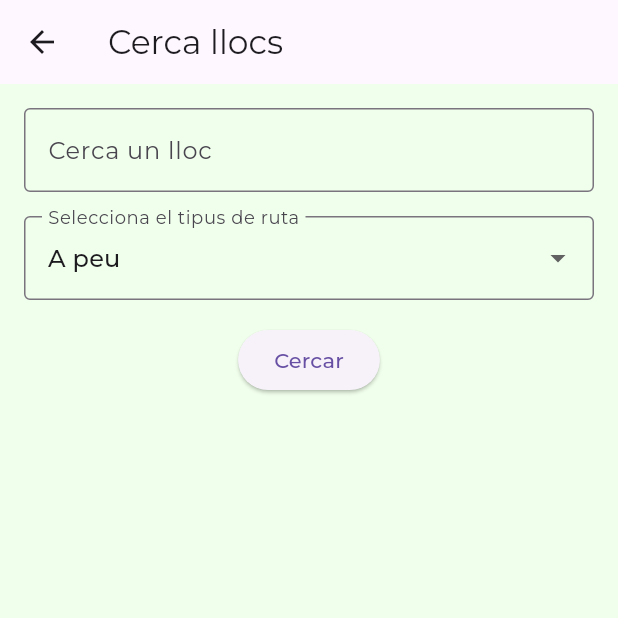
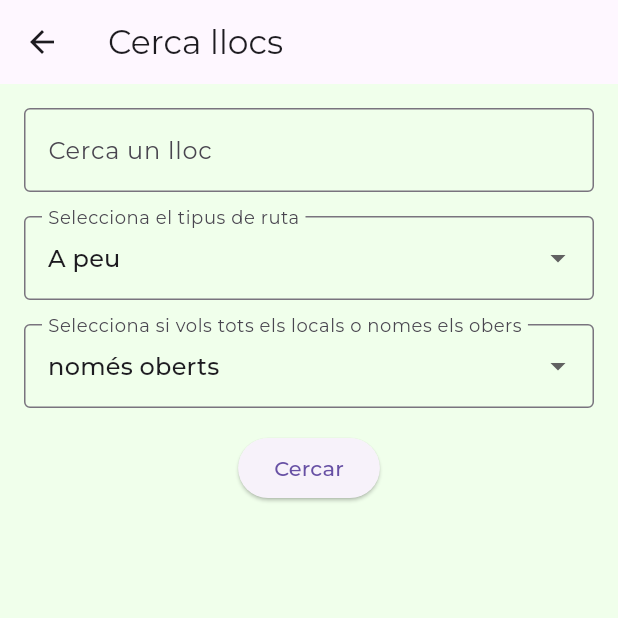
Before and after one commit to davidsarri/flutter_neoroutes, a Flutter app: the MainView screen opened directly with empty values, after a tap on the "search" icon, on a phone screen of 412 x 824 dp, the top half of it. Run offline on Flutter 3.47's test engine with Material 3 defaults, Android fonts, the light colour scheme and no system bars; our stand-ins replace firebase_auth, firebase_core, flutter_dotenv, geolocator, google_fonts, google_maps_flutter; missing offline and left inert: firebase_ui_auth, firebase_ui_oauth_google; accounts and stored records are empty.

Commit message:
afegit si es vol tots els resultats o només els oberts

```diff
--- a/lib/controllers/main_controller.dart
+++ b/lib/controllers/main_controller.dart
@@ -8,7 +8,7 @@ class MainController with ChangeNotifier {
   GoogleMapController? _mapController;
   LatLng? _userLocation; // Ubicació de l'usuari (pot ser null al principi)
   final Set<Marker> _markers = {};
-  List<Map<String, dynamic>> _places = [];
+  List<Map<String, dynamic>?> _places = [];
   final Set<Polyline> _polylines = {}; // Nova variable per emmagatzemar la ruta
   bool isLoading = false;
   bool searchedPlaces = false;
@@ -16,7 +16,7 @@ class MainController with ChangeNotifier {
 
   LatLng? get userLocation => _userLocation;
   Set<Marker> get markers => _markers;
-  List<Map<String, dynamic>> get places => _places;
+  List<Map<String, dynamic>?> get places => _places;
 
   MainController() {
     _getUserLocation();
@@ -85,16 +85,32 @@ class MainController with ChangeNotifier {
   }
 
   // Buscar llocs amb Google Places API
-  Future<void> searchPlaces(String query, String travelMode) async {
-    if (_userLocation == null) return;
+  Future<void> searchPlaces(
+      String query, String travelMode, String openMode) async {
+    if (_userLocation == null) {
+      debugPrint("Encara no tenim la ubicació de l'usuari, esperant...");
+      await _getUserLocation();
+    }
+
+    if (_userLocation == null) {
+      debugPrint("Error: No s'ha pogut obtenir la ubicació de l'usuari.");
+      return;
+    }
+
     isLoading = true;
     searchedPlaces = true;
 
     try {
-      _places = await _placesService.searchPlaces(query, _userLocation!);
+      _places =
+          await _placesService.searchPlaces(query, _userLocation!, openMode);
       if (_places.isNotEmpty) {
         _places = _placesService.orderPlaces(
-            _places, _userLocation!.latitude, _userLocation!.longitude);
+            _places
+                .where((place) => place != null)
+                .cast<Map<String, dynamic>>()
+                .toList(), // Filtrar els valors null
+            _userLocation!.latitude,
+            _userLocation!.longitude);
         _updateMarkers();
         _drawRouteToFirstPlace(travelMode);
       }
@@ -120,11 +136,11 @@ class MainController with ChangeNotifier {
     for (var place in _places) {
       _markers.add(
         Marker(
-          markerId: MarkerId(place["id"]),
-          position: LatLng(place["lat"], place["lng"]),
+          markerId: MarkerId(place?["id"]),
+          position: LatLng(place?["lat"], place?["lng"]),
           infoWindow: InfoWindow(
-            title: place["name"],
-            snippet: place["open_now"] ? "Obert ara" : "Tancat ara",
+            title: place?["name"],
+            snippet: place?["open_now"] ? "Obert ara" : "Tancat ara",
           ),
         ),
       );
@@ -150,7 +166,7 @@ class MainController with ChangeNotifier {
     if (_places.isEmpty || _userLocation == null) return;
     drawedmap = false;
 
-    LatLng destination = LatLng(_places[0]["lat"], _places[0]["lng"]);
+    LatLng destination = LatLng(_places[0]?["lat"], _places[0]?["lng"]);
     List<LatLng> route =
         await _placesService.getRoute(_userLocation!, destination, travelMode);
 
--- a/lib/views/search_view.dart
+++ b/lib/views/search_view.dart
@@ -12,7 +12,8 @@ class SearchView extends StatefulWidget {
 
 class _SearchViewState extends State<SearchView> {
   final TextEditingController _searchController = TextEditingController();
-  String _selectedMode = "walking"; // Mode per defecte: a peu
+  String _selectedRouteMode = "walking";
+  String _selectedOpenMode = "onlyOpen";
 
   @override
   Widget build(BuildContext context) {
@@ -33,7 +34,7 @@ class _SearchViewState extends State<SearchView> {
 
             // Dropdown per escollir el tipus de ruta
             DropdownButtonFormField<String>(
-              value: _selectedMode,
+              value: _selectedRouteMode,
               decoration: const InputDecoration(
                 labelText: "Selecciona el tipus de ruta",
                 border: OutlineInputBorder(),
@@ -44,7 +45,26 @@ class _SearchViewState extends State<SearchView> {
               ],
               onChanged: (value) {
                 setState(() {
-                  _selectedMode = value!;
+                  _selectedRouteMode = value!;
+                });
+              },
+            ),
+            const SizedBox(height: 16),
+            DropdownButtonFormField<String>(
+              value: _selectedOpenMode,
+              decoration: const InputDecoration(
+                labelText:
+                    "Selecciona si vols tots els locals o nomes els obers",
+                border: OutlineInputBorder(),
+              ),
+              items: const [
+                DropdownMenuItem(
+                    value: "onlyOpen", child: Text("només oberts")),
+                DropdownMenuItem(value: "all", child: Text("tots")),
+              ],
+              onChanged: (value) {
+                setState(() {
+                  _selectedOpenMode = value!;
                 });
               },
             ),
@@ -60,7 +80,8 @@ class _SearchViewState extends State<SearchView> {
                           Provider.of<MainController>(context, listen: false),
                       child: MainView(
                         searchQuery: _searchController.text,
-                        travelMode: _selectedMode,
+                        travelMode: _selectedRouteMode,
+                        openMode: _selectedOpenMode,
                       ),
                     ),
                   ),
```
Also changed, not shown: lib/views/main_view.dart (+12 -8 lines).
